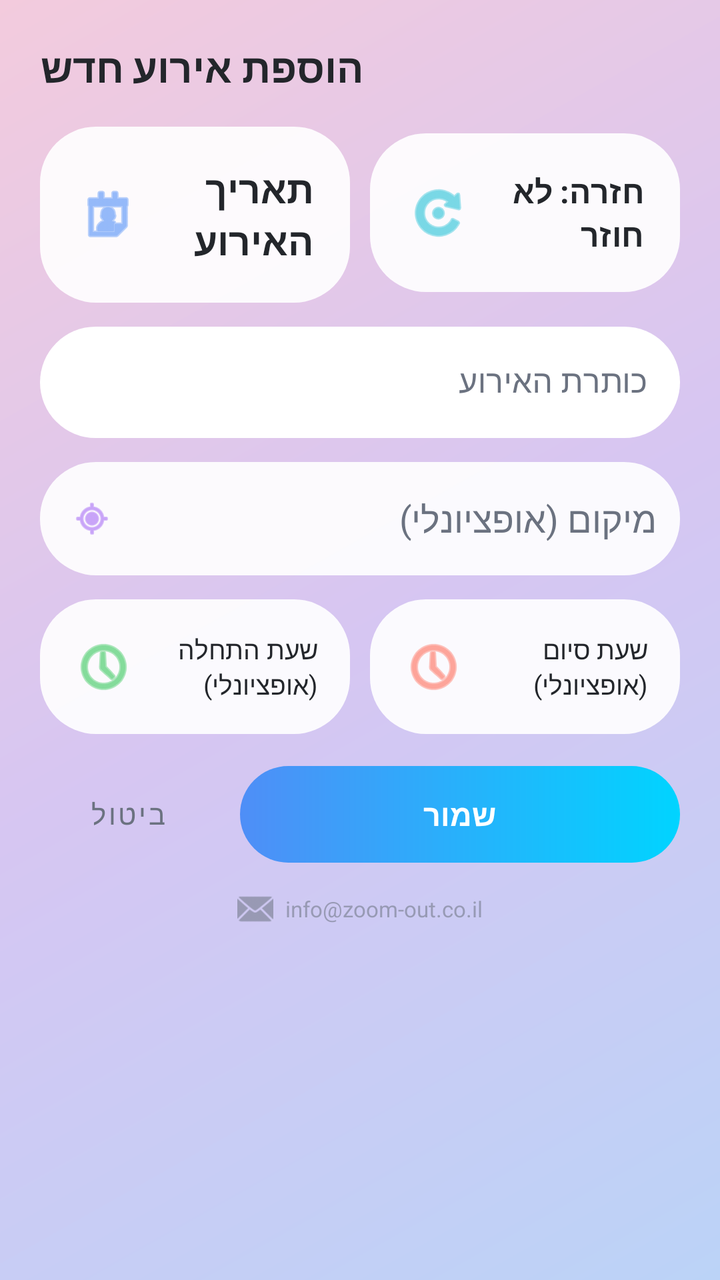
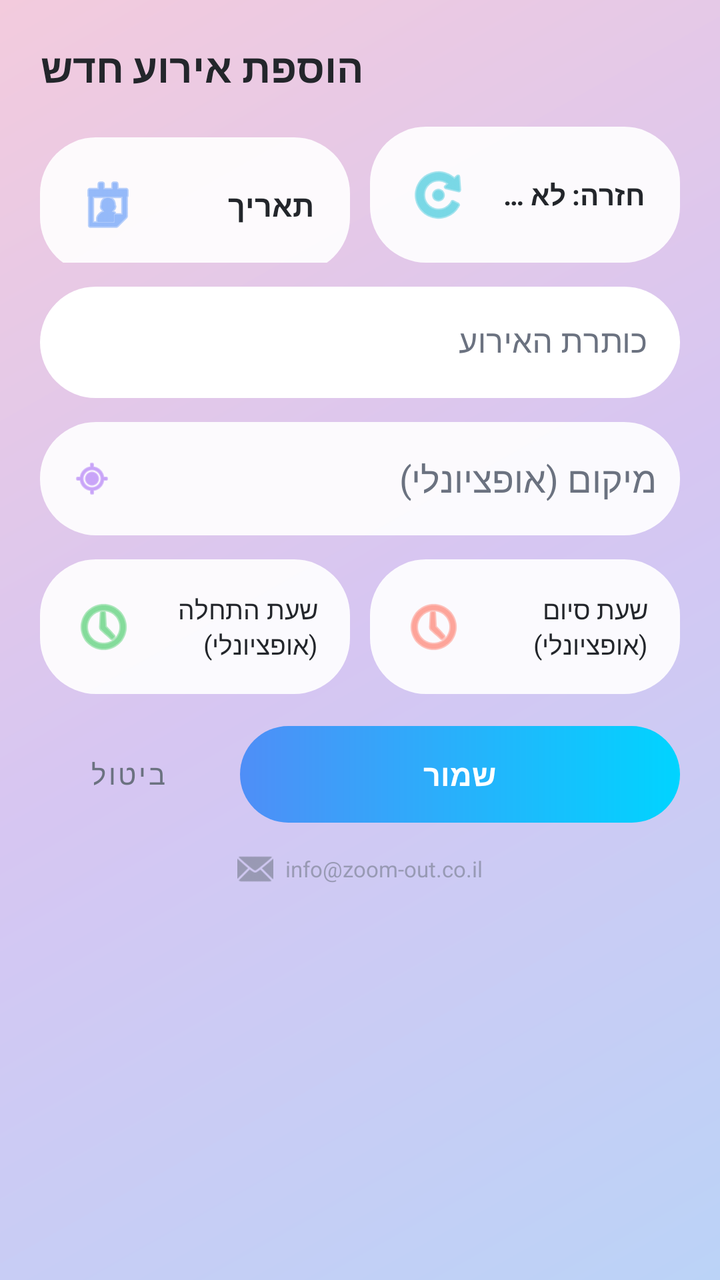

Compare the two renders of this Android layout. The source of the first and the diff that turns it into the second are given below.
<!-- AndroidManifest.xml: activity theme Theme.GCalSearchAdd -->
<!-- res/layout/activity_add_event.xml -->
<?xml version="1.0" encoding="utf-8"?>
<LinearLayout xmlns:android="http://schemas.android.com/apk/res/android"
    xmlns:app="http://schemas.android.com/apk/res-auto"
    android:layout_width="match_parent"
    android:layout_height="match_parent"
    android:orientation="vertical"
    android:background="@drawable/bg_app_background"
    android:padding="20dp">

    <TextView
        android:layout_width="wrap_content"
        android:layout_height="wrap_content"
        android:text="@string/add_event_title"
        android:textSize="20sp"
        android:textStyle="bold"
        android:textColor="@color/text_primary"
        android:layout_marginBottom="16dp" />

    
    <LinearLayout
        android:layout_width="match_parent"
        android:layout_height="wrap_content"
        android:orientation="horizontal">

        <TextView
            android:id="@+id/tvDatePicker"
            android:layout_width="0dp"
            android:layout_height="wrap_content"
            android:layout_weight="1"
            android:padding="18dp"
            android:gravity="center_vertical"
            android:background="@drawable/bg_rounded_field"
            android:drawableStart="@android:drawable/ic_menu_my_calendar"
            android:drawablePadding="8dp"
            app:drawableTint="@color/accent_blue"
            android:text="@string/event_date_hint"
            android:textColor="@color/text_primary"
            android:textSize="19sp"
            android:textStyle="bold" />

        <TextView
            android:id="@+id/tvRecurrencePicker"
            android:layout_width="0dp"
            android:layout_height="wrap_content"
            android:layout_weight="1"
            android:layout_marginStart="10dp"
            android:padding="18dp"
            android:gravity="center_vertical"
            android:background="@drawable/bg_rounded_field"
            android:drawableStart="@android:drawable/ic_menu_rotate"
            android:drawablePadding="8dp"
            app:drawableTint="@color/accent_teal"
            android:text="@string/recurrence_none"
            android:textColor="@color/text_primary"
            android:textSize="16sp"
            android:textStyle="bold" />

    </LinearLayout>

    <com.google.android.material.textfield.TextInputLayout
        android:layout_width="match_parent"
        android:layout_height="wrap_content"
        android:layout_marginTop="12dp"
        app:boxCornerRadiusTopStart="28dp"
        app:boxCornerRadiusTopEnd="28dp"
        app:boxCornerRadiusBottomStart="28dp"
        app:boxCornerRadiusBottomEnd="28dp"
        app:boxBackgroundColor="@color/glass_card"
        app:boxStrokeWidth="0dp"
        app:hintTextColor="@color/text_secondary"
        android:textColorHint="@color/text_secondary"
        android:hint="@string/event_title_hint">
        <com.google.android.material.textfield.TextInputEditText
            android:id="@+id/etTitle"
            android:layout_width="match_parent"
            android:layout_height="wrap_content"
            android:textColor="@color/text_primary" />
    </com.google.android.material.textfield.TextInputLayout>

    
    <FrameLayout
        android:layout_width="match_parent"
        android:layout_height="wrap_content"
        android:layout_marginTop="12dp">

        <LinearLayout
            android:layout_width="match_parent"
            android:layout_height="wrap_content"
            android:orientation="horizontal"
            android:gravity="center_vertical"
            android:background="@drawable/bg_rounded_field"
            android:paddingStart="16dp"
            android:paddingEnd="12dp">

            <ImageView
                android:layout_width="20dp"
                android:layout_height="20dp"
                android:src="@android:drawable/ic_menu_mylocation"
                app:tint="@color/accent_purple" />

            <EditText
                android:id="@+id/etLocation"
                android:layout_width="0dp"
                android:layout_height="wrap_content"
                android:layout_weight="1"
                android:layout_marginStart="10dp"
                android:background="@android:color/transparent"
                android:hint="@string/event_location_hint"
                android:textColor="@color/text_primary"
                android:textColorHint="@color/text_secondary"
                android:inputType="text"
                android:maxLines="1"
                android:paddingTop="12dp"
                android:paddingBottom="12dp" />

        </LinearLayout>

        
        <com.google.android.material.card.MaterialCardView
            android:id="@+id/locationSuggestionsCard"
            android:layout_width="match_parent"
            android:layout_height="wrap_content"
            android:layout_marginTop="54dp"
            android:visibility="gone"
            app:cardCornerRadius="18dp"
            app:cardElevation="8dp"
            app:strokeWidth="0dp"
            app:cardBackgroundColor="@color/white">

            <androidx.recyclerview.widget.RecyclerView
                android:id="@+id/rvLocationSuggestions"
                android:layout_width="match_parent"
                android:layout_height="wrap_content"
                android:maxHeight="220dp" />

        </com.google.android.material.card.MaterialCardView>

    </FrameLayout>

    
    <LinearLayout
        android:layout_width="match_parent"
        android:layout_height="wrap_content"
        android:orientation="horizontal"
        android:layout_marginTop="12dp">

        <TextView
            android:id="@+id/tvStartTimePicker"
            android:layout_width="0dp"
            android:layout_height="wrap_content"
            android:layout_weight="1"
            android:padding="16dp"
            android:gravity="center_vertical"
            android:background="@drawable/bg_rounded_field"
            android:drawableStart="@android:drawable/ic_menu_recent_history"
            android:drawablePadding="8dp"
            app:drawableTint="@color/accent_green"
            android:text="@string/event_start_hint"
            android:textColor="@color/text_primary"
            android:textSize="13sp" />

        <TextView
            android:id="@+id/tvEndTimePicker"
            android:layout_width="0dp"
            android:layout_height="wrap_content"
            android:layout_weight="1"
            android:layout_marginStart="10dp"
            android:padding="16dp"
            android:gravity="center_vertical"
            android:background="@drawable/bg_rounded_field"
            android:drawableStart="@android:drawable/ic_menu_recent_history"
            android:drawablePadding="8dp"
            app:drawableTint="@color/accent_red"
            android:text="@string/event_end_hint"
            android:textColor="@color/text_primary"
            android:textSize="13sp" />

    </LinearLayout>

    <TextView
        android:id="@+id/tvExistingEventsLabel"
        android:layout_width="wrap_content"
        android:layout_height="wrap_content"
        android:layout_marginTop="20dp"
        android:text="@string/existing_events_label"
        android:textColor="@color/text_secondary"
        android:textSize="13sp"
        android:visibility="gone" />

    <ProgressBar
        android:id="@+id/progressExistingEvents"
        style="?android:attr/progressBarStyleSmall"
        android:layout_width="wrap_content"
        android:layout_height="wrap_content"
        android:indeterminateTint="@color/accent_blue"
        android:layout_marginTop="8dp"
        android:visibility="gone" />

    <androidx.recyclerview.widget.RecyclerView
        android:id="@+id/rvExistingEvents"
        android:layout_width="match_parent"
        android:layout_height="0dp"
        android:layout_weight="1"
        android:clipToPadding="false"
        android:paddingTop="8dp"
        android:layout_marginTop="4dp"
        android:visibility="gone" />

    <LinearLayout
        android:layout_width="match_parent"
        android:layout_height="wrap_content"
        android:orientation="horizontal"
        android:layout_marginTop="16dp"
        android:gravity="center_vertical|end">

        <com.google.android.material.button.MaterialButton
            android:id="@+id/btnCancel"
            style="@style/Widget.MaterialComponents.Button.TextButton"
            android:layout_width="wrap_content"
            android:layout_height="wrap_content"
            android:textColor="@color/text_secondary"
            android:text="@string/cancel" />

        <TextView
            android:id="@+id/btnSave"
            android:layout_width="0dp"
            android:layout_height="wrap_content"
            android:layout_weight="1"
            android:layout_marginStart="12dp"
            android:background="@drawable/bg_save_gradient"
            android:clickable="true"
            android:focusable="true"
            android:foreground="?attr/selectableItemBackground"
            android:gravity="center"
            android:paddingTop="14dp"
            android:paddingBottom="14dp"
            android:text="@string/save"
            android:textColor="@color/white"
            android:textSize="15sp"
            android:textStyle="bold" />

    </LinearLayout>

    
    <LinearLayout
        android:layout_width="match_parent"
        android:layout_height="wrap_content"
        android:layout_marginTop="14dp"
        android:gravity="center"
        android:orientation="horizontal">

        <ImageView
            android:id="@+id/btnSupportEmail"
            android:layout_width="18dp"
            android:layout_height="18dp"
            android:alpha="0.55"
            android:clickable="true"
            android:focusable="true"
            android:foreground="?attr/selectableItemBackgroundBorderless"
            android:src="@android:drawable/ic_dialog_email"
            app:tint="@color/text_secondary"
            android:contentDescription="@string/support_email_hint" />

        <TextView
            android:layout_width="wrap_content"
            android:layout_height="wrap_content"
            android:layout_marginStart="6dp"
            android:alpha="0.55"
            android:text="@string/support_email_hint"
            android:textColor="@color/text_secondary"
            android:textSize="11sp" />

    </LinearLayout>

</LinearLayout>
<!-- resources referenced by this layout -->
<resources>
  <color name="accent_blue">#4F8EF7</color>
  <color name="accent_green">#34C759</color>
  <color name="accent_purple">#A66BF5</color>
  <color name="accent_red">#FF6B57</color>
  <color name="accent_teal">#22C1D6</color>
  <color name="glass_card">#E8FFFFFF</color>
  <color name="text_primary">#23262B</color>
  <color name="text_secondary">#6B7280</color>
  <color name="white">#FFFFFF</color>
  <!-- drawable bg_app_background (drawable) -->
  <?xml version="1.0" encoding="utf-8"?>
  <shape xmlns:android="http://schemas.android.com/apk/res/android" android:shape="rectangle">
      <gradient
          android:type="linear"
          android:angle="135"
          android:startColor="@color/bg_gradient_1"
          android:centerColor="@color/bg_gradient_2"
          android:endColor="@color/bg_gradient_3" />
  </shape>
  <!-- drawable bg_rounded_field (drawable) -->
  <?xml version="1.0" encoding="utf-8"?>
  <shape xmlns:android="http://schemas.android.com/apk/res/android" android:shape="rectangle">
      <solid android:color="@color/glass_card" />
      <corners android:radius="28dp" />
      <padding android:left="4dp" android:top="4dp" android:right="4dp" android:bottom="4dp" />
  </shape>
  <!-- drawable bg_save_gradient (drawable) -->
  <?xml version="1.0" encoding="utf-8"?>
  <shape xmlns:android="http://schemas.android.com/apk/res/android" android:shape="rectangle">
      <gradient
          android:type="linear"
          android:angle="0"
          android:startColor="@color/gradient_btn_start"
          android:endColor="@color/gradient_btn_end" />
      <corners android:radius="28dp" />
  </shape>
  <string name="add_event_title">הוספת אירוע חדש</string>
  <string name="cancel">ביטול</string>
  <string name="event_date_hint">תאריך האירוע</string>
  <string name="event_end_hint">שעת סיום (אופציונלי)</string>
  <string name="event_location_hint">מיקום (אופציונלי)</string>
  <string name="event_start_hint">שעת התחלה (אופציונלי)</string>
  <string name="event_title_hint">כותרת האירוע</string>
  <string name="existing_events_label">אירועים קיימים ביום זה:</string>
  <string name="recurrence_none">חזרה: לא חוזר</string>
  <string name="save">שמור</string>
  <string name="support_email_hint">info@zoom-out.co.il</string>
  <style name="Theme.GCalSearchAdd" parent="Theme.MaterialComponents.DayNight.NoActionBar">
          <item name="colorPrimary">@color/accent_blue</item>
          <item name="colorPrimaryDark">@color/bg_gradient_1</item>
          <item name="colorAccent">@color/accent_blue</item>
          <item name="android:windowBackground">@color/bg_gradient_2</item>
          <item name="android:statusBarColor">@color/bg_gradient_1</item>
          <item name="android:navigationBarColor">@color/white</item>
          <item name="android:windowLightStatusBar">true</item>
          <item name="android:windowLightNavigationBar">true</item>
      </style>
  <color name="bg_gradient_1">#BBD3F7</color>
  <color name="bg_gradient_2">#D6C6F2</color>
  <color name="bg_gradient_3">#F3CBDD</color>
  <color name="gradient_btn_start">#4F8EF7</color>
  <color name="gradient_btn_end">#00D4FF</color>
</resources>

<!-- the commit's change to res/layout/activity_add_event.xml (unified diff, before → after) -->
@@ -35,7 +35,8 @@
             app:drawableTint="@color/accent_blue"
             android:text="@string/event_date_hint"
             android:textColor="@color/text_primary"
-            android:textSize="19sp"
+            android:textSize="15sp"
+            android:maxLines="1"
             android:textStyle="bold" />
 
         <TextView
@@ -52,7 +53,9 @@
             app:drawableTint="@color/accent_teal"
             android:text="@string/recurrence_none"
             android:textColor="@color/text_primary"
-            android:textSize="16sp"
+            android:textSize="14sp"
+            android:maxLines="1"
+            android:ellipsize="end"
             android:textStyle="bold" />
 
     </LinearLayout>
